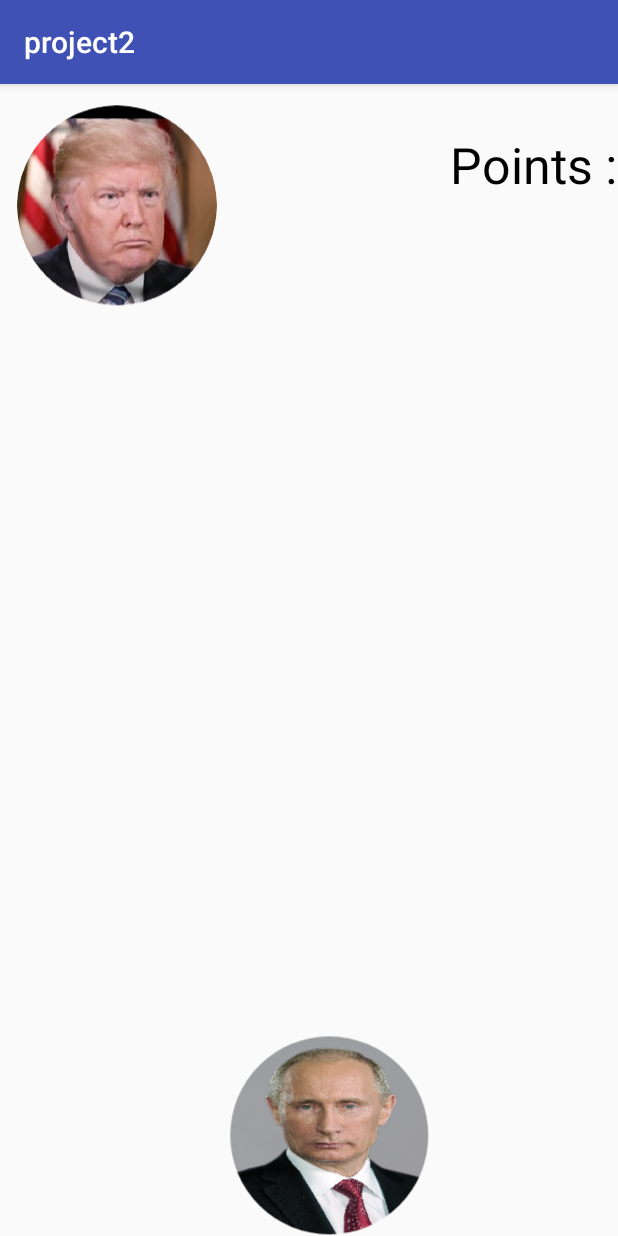
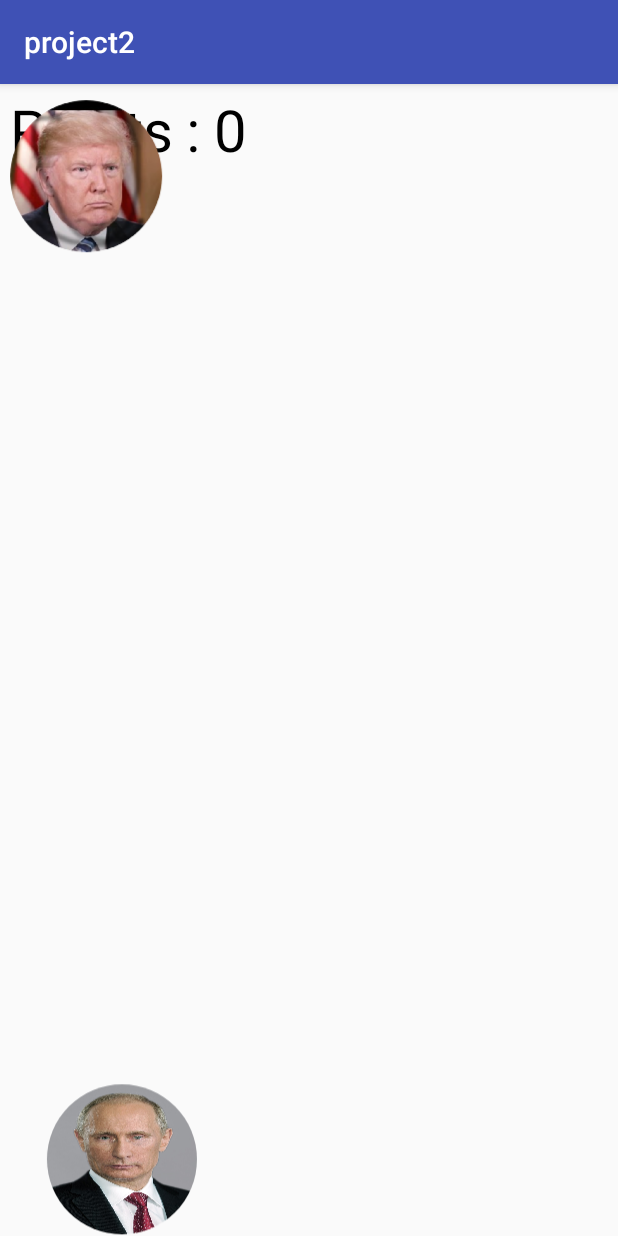
Before and after one commit to ofek0987/highschool_project, an Android app: the screen it shows after launch (MainActivity before the commit, Game after it), on a phone screen of 412 x 824 dp. Run offline under Robolectric (Android 15) with nearby library versions, the phone set to English and light mode, and no system bars.

Commit message:
computer is suck

```diff
--- a/app/src/main/AndroidManifest.xml
+++ b/app/src/main/AndroidManifest.xml
@@ -16,6 +16,7 @@
                 <category android:name="android.intent.category.LAUNCHER" />
             </intent-filter>
         </activity>
+        <activity android:name=".Game" />
     </application>
 
 </manifest>
--- /dev/null
+++ b/app/src/main/java/com/yaniv/student/project2/Game.java
@@ -0,0 +1,22 @@
+package com.yaniv.student.project2;
+
+import android.support.v7.app.AppCompatActivity;
+import android.os.Bundle;
+import android.widget.FrameLayout;
+
+public class Game extends AppCompatActivity {
+    ViewGame ViewGame;
+    @Override
+    protected void onCreate(Bundle savedInstanceState) {
+        super.onCreate(savedInstanceState);
+        setContentView(R.layout.activity_game);
+
+        ViewGame = new ViewGame(this);
+        FrameLayout frameLayout = (FrameLayout)findViewById(R.id.gamefram);
+        frameLayout.addView(ViewGame);
+
+
+        ViewGame.StartMovment();
+
+    }
+}
--- a/app/src/main/java/com/yaniv/student/project2/MainActivity.java
+++ b/app/src/main/java/com/yaniv/student/project2/MainActivity.java
@@ -1,22 +1,26 @@
 package com.yaniv.student.project2;
+import android.content.Intent;
 import android.support.v7.app.AppCompatActivity;
 import android.os.Bundle;
 import android.widget.FrameLayout;
 
 public class MainActivity extends AppCompatActivity {
-    Circle circle;
+   // ViewGame ViewGame;
+    Intent intent;
 
     @Override
     protected void onCreate(Bundle savedInstanceState) {
         super.onCreate(savedInstanceState);
         setContentView(R.layout.activity_main);
         //setContentView(boardGame);
-        circle = new Circle(this);
-        FrameLayout frameLayout = (FrameLayout)findViewById(R.id.mainfram);
-        frameLayout.addView(circle);
+       // ViewGame = new ViewGame(this);
+       // FrameLayout frameLayout = (FrameLayout)findViewById(R.id.mainfram);
+       // frameLayout.addView(ViewGame);
 
 
-        circle.StartMovment();
+       // ViewGame.StartMovment();
+        intent = new Intent(this , Game.class);
+        startActivity(intent);
 
     }
 }
--- a/app/src/main/java/com/yaniv/student/project2/Circle.java
+++ b/app/src/main/java/com/yaniv/student/project2/ViewGame.java
@@ -23,29 +23,29 @@ import android.view.View;
 import android.widget.ImageView;
 
 
-public class Circle extends View implements SensorEventListener
+public class ViewGame extends View implements SensorEventListener
 {
     Handler handler;
-    boolean isFalling = true , IsOutside = false;
+    boolean isFalling = true , IsOutside = false , isSet = true;
     Context context;
     int points = 0;
 
-    double  R_a = 100 ,Y_a = R_a + 1 , X_a = R_a + 1 , adderY_a = 0, adderX_a = 2  , X_b = 250 , adderX_b = 10 , R_b = 100 , Y_b = 900 , FallAx = 1;
-    Paint p = new Paint() , pp = new Paint() ;
+    double  R_a  ,Y_a  , X_a  , adderY_a = 0, adderX_a   , X_b  , adderX_b  , R_b  , Y_b , FallAx = 1;
+    Paint  pp = new Paint() ;
     Bitmap putin , trump;
 
 
 
-    public Circle(Context context)
+    public ViewGame(Context context)
     {
         super(context);
         this.context=context;
         putin = BitmapFactory.decodeResource(getResources() , R.drawable.putin);
-        trump = Bitmap.createScaledBitmap(BitmapFactory.decodeResource(getResources() , R.drawable.trump) , (int) R_a *2 ,(int) R_a *2 , false );
+       // trump = Bitmap.createScaledBitmap(BitmapFactory.decodeResource(getResources() , R.drawable.trump) , (int) R_a *2 ,(int) R_a *2 , false );
 
-        RoundedBitmapDrawable Rtrump = RoundedBitmapDrawableFactory.create(getResources() , trump);
-        Rtrump.setCornerRadius((float)R_a);
-        trump = drawableToBitmap(Rtrump);
+       // RoundedBitmapDrawable Rtrump = RoundedBitmapDrawableFactory.create(getResources() , trump);
+       // Rtrump.setCornerRadius((float)R_a);
+       // trump = drawableToBitmap(Rtrump);
 
 
 
@@ -101,10 +101,39 @@ public class Circle extends View implements SensorEventListener
     @Override
     protected  void onDraw(Canvas canvas) {
         super.onDraw(canvas);
+        if(isSet) {
+
+
+            R_a = R_b = canvas.getHeight() / 15;
+            X_b =R_b + 1;
+            Y_a = R_a + 1;
+            X_a = R_a + 1;
+
+            adderX_b = 0.00925 * canvas.getWidth();
+            adderX_a = 0.00185 * canvas.getWidth();
+
+            trump = Bitmap.createScaledBitmap(BitmapFactory.decodeResource(getResources() , R.drawable.trump) , (int) R_a *2 ,(int) R_a *2 , false );
+
+            RoundedBitmapDrawable Rtrump = RoundedBitmapDrawableFactory.create(getResources() , trump);
+            Rtrump.setCornerRadius((float)R_a);
+            trump = drawableToBitmap(Rtrump);
+            isSet = false;
+        }
+
+
+        FallAx  = FallAx - 0.0001 * (FallAx - 0.3);
+        R_b = R_b - 0.0005 * (R_b - 0.03 * canvas.getHeight());
+        if(adderX_b > 0) {
+            adderX_b = adderX_b + 0.0001 * (0.0277 * canvas.getWidth() - adderX_b);
+        }
+        else {
+            adderX_b = adderX_b - 0.0001 * (0.0277 * canvas.getWidth() + adderX_b);
+        }
+
         Y_b = canvas.getHeight() - R_b;
 
 
-        if(X_a + R_a >= canvas.getWidth()  || X_a - R_a <= 0) // פגיעה בצידי המסך
+        if(X_a + R_a >= canvas.getWidth()  || X_a - R_a <= 0)
         {
             adderX_a = -1 * adderX_a;
         }
@@ -112,30 +141,35 @@ public class Circle extends View implements SensorEventListener
         {
             adderX_b = -1 * adderX_b;
         }
-        if(Y_a + R_a >= canvas.getHeight()) // פגיעה בתחתית המסך
+        if(Y_a + R_a >= canvas.getHeight())
         {
 
             isFalling = false;
         }
-        if( Y_a - R_a <= 0) // פגיעה בתקרת המסך
+        if( Y_a - R_a <= 0)
         {
             isFalling = true;
         }
-        if(isFalling) // הדמיית נפילה
+        double k = Math.sqrt((double)canvas.getHeight() / 1680) / FallAx;
+        if(isFalling)
         {
-            adderY_a = Math.sqrt(Math.abs(Y_a -  R_a)) / FallAx ;     // FallAx ;
+
+            adderY_a =k * Math.sqrt(Math.abs(Y_a -  R_a))   ;
         }
         else {
 
-            adderY_a = -1 * Math.sqrt(Math.abs(Y_a -  R_a)) / FallAx ;
+            adderY_a = k * -1 *  Math.sqrt(Math.abs(Y_a -  R_a)) ;
 
         }
 
 
 
-        X_a += adderX_a; // תאוצה \ מהירות
+        X_a += adderX_a;
         Y_a += adderY_a;
         X_b += adderX_b;
+
+
+
 
 
 
@@ -159,25 +193,17 @@ public class Circle extends View implements SensorEventListener
         else {
             IsOutside = true;
         }
-        FallAx  = FallAx - 0.0001 * (FallAx - 0.3); // העלת דרגת קושי עם הזמן
-        R_b = R_b - 0.0005 * (R_b - 50);
-        if(adderX_b > 0) {
-            adderX_b = adderX_b + 0.0001 * (30 - adderX_b);
-        }
-        else {
-            adderX_b = adderX_b - 0.0001 * (30 + adderX_b);
-        }
 
-        p.setColor(Color.RED);
-        pp.setTextSize(50); // גודל אותיות ניקוד
+
+        pp.setTextSize((float) 0.05 * canvas.getHeight()); // גודל אותיות ניקוד
         //canvas.drawCircle((float)X_a , (float)Y_a , (float)R_a , new Paint()); // ציור
         //canvas.drawCircle((float)X_b , (float)Y_b , (float)R_b , p);
         String Spoints = "Points : " +  String.valueOf(points);
-        canvas.drawText(Spoints , 450 , 100 , pp);
+       canvas.drawText(Spoints , 10 , (float)  canvas.getHeight() / 17 , pp);
+        //canvas.drawText(String.valueOf(canvas.getHeight()) , 10 , (float)  canvas.getHeight() / 17 , pp);
         RoundedBitmapDrawable Rputin = RoundedBitmapDrawableFactory.create(getResources() , Bitmap.createScaledBitmap(putin , (int) R_b * 2 , (int) R_b * 2 , false));
         Rputin.setCornerRadius((float)R_b);
         canvas.drawBitmap(drawableToBitmap(Rputin) ,(float) (X_b - R_b), (float)(Y_b - R_b)  , new Paint());
-
         canvas.drawBitmap(trump , (float)(X_a - R_a) , (float)(Y_a - R_a) , new Paint());
 
 
@@ -188,7 +214,7 @@ public class Circle extends View implements SensorEventListener
         Sensor sensor = sensorEvent.sensor;
         if (sensor.getType() == Sensor.TYPE_ACCELEROMETER) {
             double  deltax = sensorEvent.values[0];
-           double  deltay = sensorEvent.values[1];
+            double  deltay = sensorEvent.values[1];
            // double  deltaz = sensorEvent.values[2];
             X_a += deltax;
             Y_a += deltay;
--- /dev/null
+++ b/app/src/main/res/layout/activity_game.xml
@@ -0,0 +1,18 @@
+<?xml version="1.0" encoding="utf-8"?>
+<LinearLayout
+    xmlns:android="http://schemas.android.com/apk/res/android"
+    xmlns:app="http://schemas.android.com/apk/res-auto"
+    xmlns:tools="http://schemas.android.com/tools"
+    android:layout_width="match_parent"
+    android:layout_height="match_parent"
+    tools:context=".Game">
+   <FrameLayout
+        android:layout_width="match_parent"
+       android:layout_height="match_parent"
+
+        android:id="@+id/gamefram">
+
+    </FrameLayout>
+
+
+</LinearLayout>
--- a/app/src/main/res/layout/activity_main.xml
+++ b/app/src/main/res/layout/activity_main.xml
@@ -1,15 +1,6 @@
 <?xml version="1.0" encoding="utf-8"?>
-<android.support.constraint.ConstraintLayout xmlns:android="http://schemas.android.com/apk/res/android"
-    xmlns:app="http://schemas.android.com/apk/res-auto"
-    xmlns:tools="http://schemas.android.com/tools"
-    android:layout_width="match_parent"
-    android:layout_height="match_parent"
-    tools:context=".MainActivity">
-
-    <FrameLayout
-        android:layout_width="match_parent"
-        android:layout_height="match_parent"
-        android:id="@+id/mainfram">
-    </FrameLayout>
+<android.support.constraint.ConstraintLayout
+    xmlns:android="http://schemas.android.com/apk/res/android" android:layout_width="match_parent"
+    android:layout_height="match_parent">
 
 </android.support.constraint.ConstraintLayout>
```
